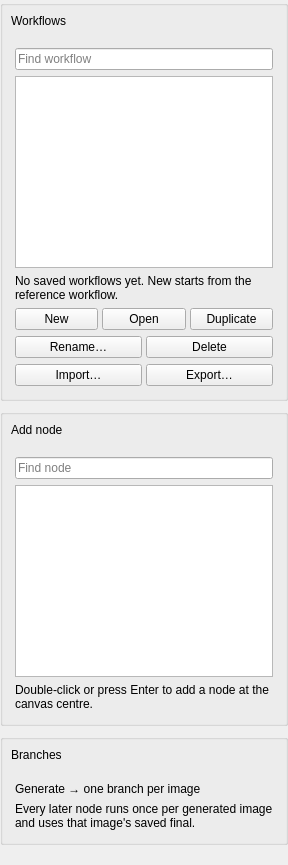
First picture: the form in src/dtflow/ui/forms/workflows_context.ui, repository djebaz/dtflow, before the edit.
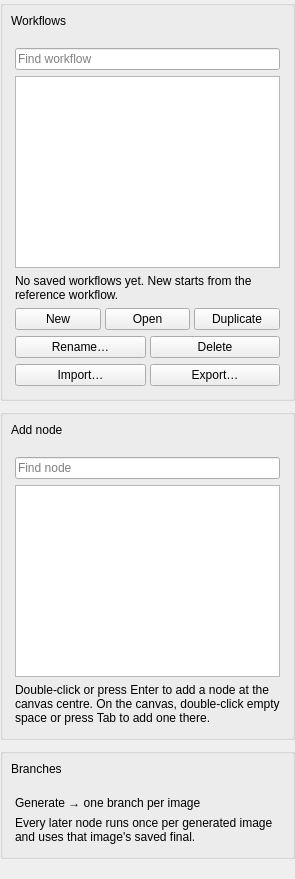
Second picture: the form after the edit.

Commit message: Workflows UI review fixes: Library toggle, inspector at every width, add-node picker, Retry and earlier runs

What changed in the file:
```diff
--- a/src/dtflow/ui/forms/workflows_context.ui
+++ b/src/dtflow/ui/forms/workflows_context.ui
@@ -401,7 +401,7 @@
          <item>
           <widget class="QLabel" name="paletteHelp">
            <property name="text">
-            <string>Double-click or press Enter to add a node at the canvas centre.</string>
+            <string>Double-click or press Enter to add a node at the canvas centre. On the canvas, double-click empty space or press Tab to add one there.</string>
            </property>
            <property name="wordWrap">
             <bool>true</bool>
```
The commit also changes 8 other files.
